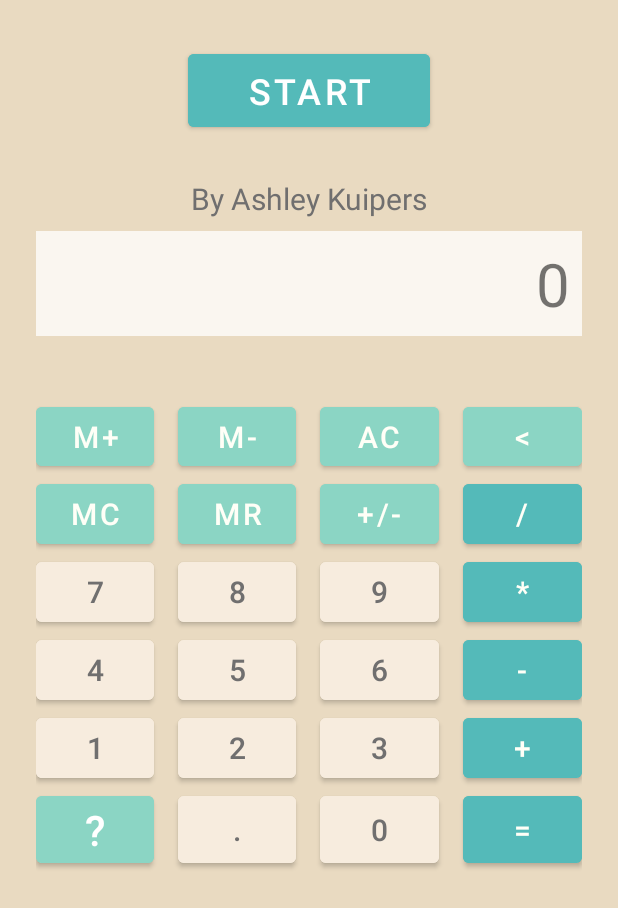
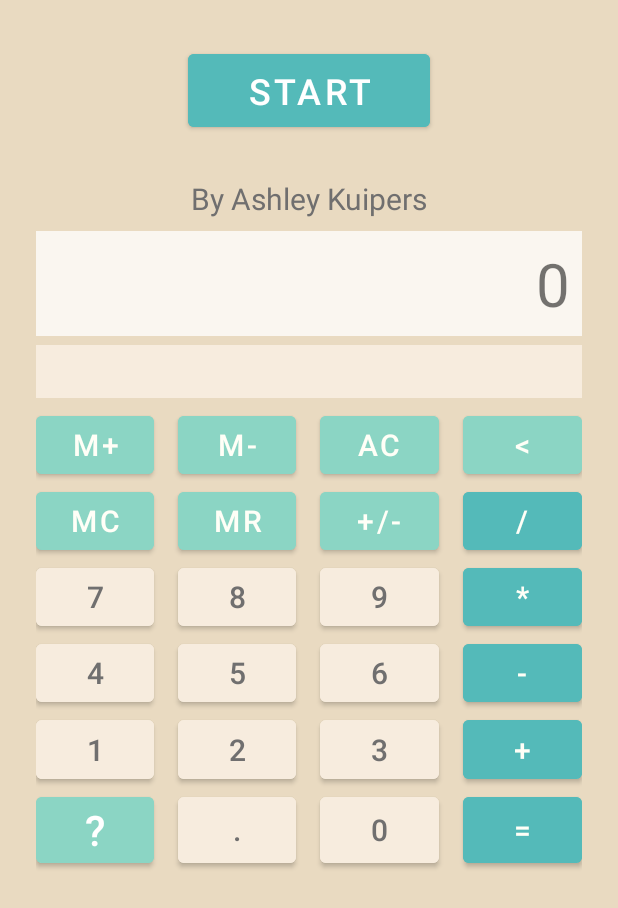
Before and after one commit to ashley-kuipers/Calculator, an Android app: the screen it shows after launch (MainActivity), on a phone screen of 412 x 824 dp, the part 328-1236 px from its top. Run offline under Robolectric (Android 15) with nearby library versions, the phone set to English and light mode, and no system bars.

Commit message:
updated history field and layout of buttons

```diff
--- a/app/src/main/java/com/example/calculatorapp2/MainActivity.java
+++ b/app/src/main/java/com/example/calculatorapp2/MainActivity.java
@@ -358,7 +358,12 @@ public class MainActivity extends AppCompatActivity implements View.OnClickListe
         for (int i=0; i < hist.size(); i++){
             print += hist.get(i);
         }
-        historyField.setText(print);
+        if (print.length()>36){
+            error();
+            displayHistory("HISTORY OVERFLOW ERROR");
+        } else {
+            historyField.setText(print);
+        }
     }
 
     // Overloaded function, displays the inputted text on the history textview (for help mode, etc)
--- a/app/src/main/res/layout-land/activity_main.xml
+++ b/app/src/main/res/layout-land/activity_main.xml
@@ -20,6 +20,75 @@
     <LinearLayout
         android:layout_width="match_parent"
         android:layout_height="wrap_content"
+        android:layout_marginBottom="8dp"
+        android:orientation="horizontal">
+
+        <Button
+            android:id="@+id/b_memadd"
+            android:layout_width="0dp"
+            android:layout_height="match_parent"
+            android:layout_marginStart="8dp"
+            android:layout_marginEnd="8dp"
+            android:layout_weight="2"
+            android:backgroundTint="@color/medium"
+            android:insetTop="0dp"
+            android:insetBottom="0dp"
+            android:text="@string/memadd"
+            android:textColor="@color/textlight"
+            android:textSize="16sp" />
+
+        <Button
+            android:id="@+id/b_memsub"
+            android:layout_width="0dp"
+            android:layout_height="match_parent"
+            android:layout_marginStart="8dp"
+            android:layout_marginEnd="8dp"
+            android:layout_weight="2"
+            android:backgroundTint="@color/medium"
+            android:insetTop="0dp"
+            android:insetBottom="0dp"
+            android:text="@string/memsub"
+            android:textColor="@color/textlight"
+            android:textSize="16sp" />
+
+        <Button
+            android:id="@+id/b_memclear"
+            android:layout_width="0dp"
+            android:layout_height="match_parent"
+            android:layout_marginStart="8dp"
+            android:layout_marginEnd="8dp"
+            android:layout_weight="2"
+            android:backgroundTint="@color/medium"
+            android:insetTop="0dp"
+            android:insetBottom="0dp"
+            android:text="@string/memclear"
+            android:textColor="@color/textlight"
+            android:textSize="16sp" />
+
+        <Button
+            android:id="@+id/b_memrecall"
+            android:layout_width="0dp"
+            android:layout_height="match_parent"
+            android:layout_marginStart="8dp"
+            android:layout_marginEnd="8dp"
+            android:layout_weight="2"
+            android:backgroundTint="@color/medium"
+            android:insetTop="0dp"
+            android:insetBottom="0dp"
+            android:text="@string/memrecall"
+            android:textColor="@color/textlight"
+            android:textSize="16sp" />
+
+        <LinearLayout
+            android:layout_width="0dp"
+            android:layout_height="match_parent"
+            android:layout_marginStart="8dp"
+            android:layout_weight="8"
+            android:orientation="vertical">
+
+            <LinearLayout
+                android:layout_width="match_parent"
+                android:layout_height="wrap_content"
                 android:orientation="horizontal">
 
                 <TextView
@@ -36,8 +105,9 @@
                     android:id="@+id/t_calc"
                     android:layout_width="0dp"
                     android:layout_height="wrap_content"
-            android:layout_weight="15"
+                    android:layout_weight="8"
                     android:background="@color/lightest"
+                    android:maxLines="1"
                     android:padding="4dp"
                     android:text="@string/def"
                     android:textAlignment="textEnd"
@@ -49,11 +119,18 @@
                 android:id="@+id/t_history"
                 android:layout_width="match_parent"
                 android:layout_height="wrap_content"
+                android:layout_marginTop="6dp"
                 android:layout_marginBottom="3dp"
+                android:background="@color/light"
+                android:maxLines="1"
                 android:paddingTop="4dp"
                 android:paddingBottom="4dp"
                 android:textAlignment="textEnd"
                 android:textSize="14sp" />
+
+        </LinearLayout>
+
+    </LinearLayout>
 
     <TableLayout
         android:id="@+id/calc_buttons"
@@ -65,19 +142,6 @@
             android:layout_width="match_parent"
             android:layout_height="0dp"
             android:layout_weight="1">
-
-            <Button
-                android:id="@+id/b_memclear"
-                android:layout_width="0dp"
-                android:layout_height="match_parent"
-                android:layout_marginEnd="8dp"
-                android:layout_weight="1"
-                android:backgroundTint="@color/medium"
-                android:insetTop="4dp"
-                android:insetBottom="4dp"
-                android:text="@string/memclear"
-                android:textColor="@color/textlight"
-                android:textSize="20sp" />
 
             <Button
                 android:id="@+id/b_seven"
@@ -157,19 +221,6 @@
             android:layout_weight="1">
 
             <Button
-                android:id="@+id/b_memrecall"
-                android:layout_width="0dp"
-                android:layout_height="match_parent"
-                android:layout_marginEnd="8dp"
-                android:layout_weight="1"
-                android:backgroundTint="@color/medium"
-                android:insetTop="4dp"
-                android:insetBottom="4dp"
-                android:text="@string/memrecall"
-                android:textColor="@color/textlight"
-                android:textSize="20sp" />
-
-            <Button
                 android:id="@+id/b_four"
                 android:layout_width="0dp"
                 android:layout_height="match_parent"
@@ -245,19 +296,6 @@
             android:layout_width="match_parent"
             android:layout_height="0dp"
             android:layout_weight="1">
-
-            <Button
-                android:id="@+id/b_memadd"
-                android:layout_width="0dp"
-                android:layout_height="match_parent"
-                android:layout_marginEnd="8dp"
-                android:layout_weight="1"
-                android:backgroundTint="@color/medium"
-                android:insetTop="4dp"
-                android:insetBottom="4dp"
-                android:text="@string/memadd"
-                android:textColor="@color/textlight"
-                android:textSize="20sp" />
 
             <Button
                 android:id="@+id/b_one"
@@ -337,19 +375,6 @@
             android:layout_weight="1">
 
             <Button
-                android:id="@+id/b_memsub"
-                android:layout_width="0dp"
-                android:layout_height="match_parent"
-                android:layout_marginEnd="8dp"
-                android:layout_weight="1"
-                android:backgroundTint="@color/medium"
-                android:insetTop="4dp"
-                android:insetBottom="4dp"
-                android:text="@string/memsub"
-                android:textColor="@color/textlight"
-                android:textSize="20sp" />
-
-            <Button
                 android:id="@+id/b_help"
                 android:layout_width="0dp"
                 android:layout_height="match_parent"
--- a/app/src/main/res/layout/activity_main.xml
+++ b/app/src/main/res/layout/activity_main.xml
@@ -53,7 +53,10 @@
         android:id="@+id/t_history"
         android:layout_width="match_parent"
         android:layout_height="wrap_content"
+        android:layout_marginTop="6dp"
         android:layout_marginBottom="6dp"
+        android:background="@color/light"
+        android:maxLines="1"
         android:paddingTop="8dp"
         android:paddingBottom="8dp"
         android:textAlignment="textEnd"
```
Lines whose indentation alone changed are shown as unchanged.
